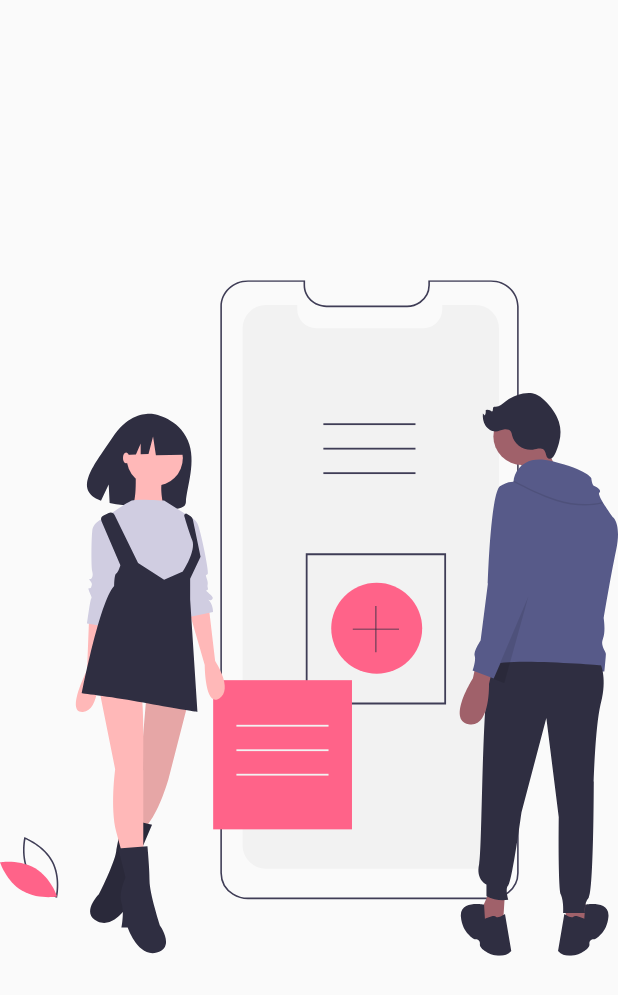
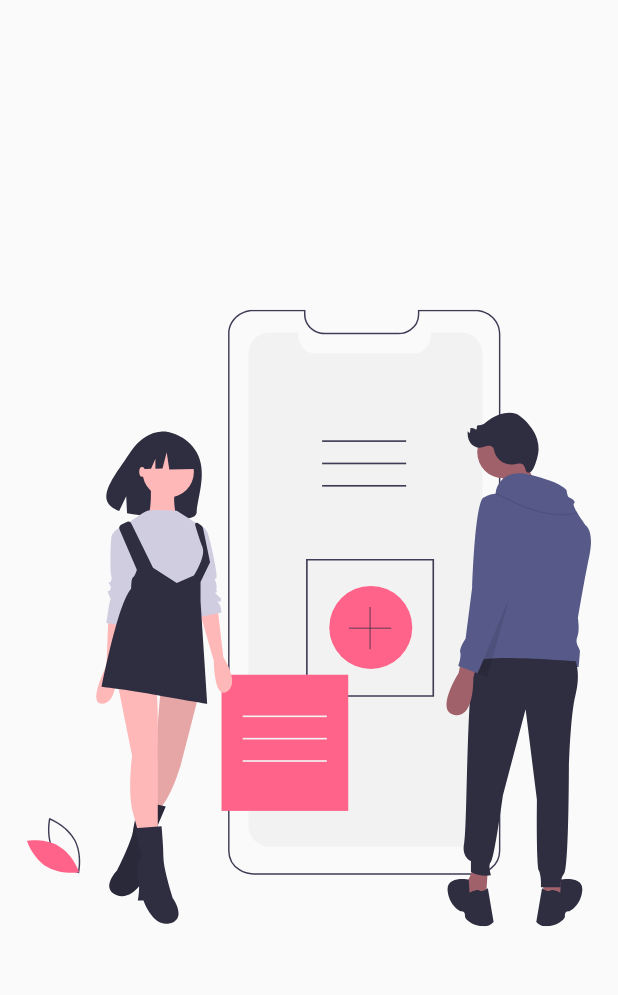
Before and after one commit to DavidBarcenas/flutter-layouts, a Flutter app: the screen it shows after launch, on a phone screen of 412 x 824 dp. Shown: the top 995 px of the screen. Run offline on Flutter 3.47's test engine with Material 2 defaults, Android fonts, the phone set to English and light mode, and no system bars; our stand-ins replace flutter_svg.

Commit message:
feat(slideshow): Create page view for slides

```diff
--- a/lib/pages/slideshow_page.dart
+++ b/lib/pages/slideshow_page.dart
@@ -5,7 +5,36 @@ class SlideShowPage extends StatelessWidget {
   @override
   Widget build(BuildContext context) {
     return Scaffold(
-      body: Center(child: SvgPicture.asset('assets/svg/slide-1.svg')),
+      body: Center(child: _Slides()),
     );
   }
 }
+
+class _Slides extends StatelessWidget {
+  @override
+  Widget build(BuildContext context) {
+    return Container(
+      child: PageView(children: <Widget>[
+        _Slide('assets/svg/slide-1.svg'),
+        _Slide('assets/svg/slide-2.svg'),
+        _Slide('assets/svg/slide-3.svg'),
+      ]),
+    );
+  }
+}
+
+class _Slide extends StatelessWidget {
+  final String svg;
+
+  const _Slide(this.svg);
+
+  @override
+  Widget build(BuildContext context) {
+    return Container(
+      width: double.infinity,
+      height: double.infinity,
+      padding: EdgeInsets.all(18),
+      child: SvgPicture.asset(svg),
+    );
+  }
+}
```
